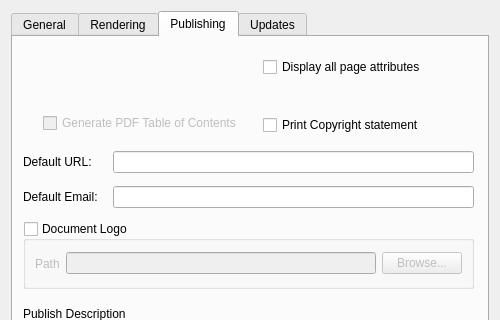
The window that mainApp/preferences.ui (trevorsandy/lpub3d) describes before a commit, drawn with Qt 5; both pictures show x 0 to 500 and y 0 to 320 of the 500 by 607 pixel window.
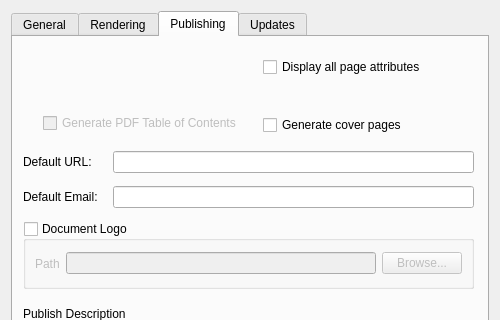
The same window after the commit.

```diff
--- a/mainApp/preferences.ui
+++ b/mainApp/preferences.ui
@@ -824,7 +824,7 @@
         </rect>
        </property>
        <property name="text">
-        <string>Print Copyright statement</string>
+        <string>Generate cover pages</string>
        </property>
       </widget>
       <widget class="QCheckBox" name="displayAllAttributes_Chk">
```
Left out of the diff: 10 changed lines with no effect on the pictures.
